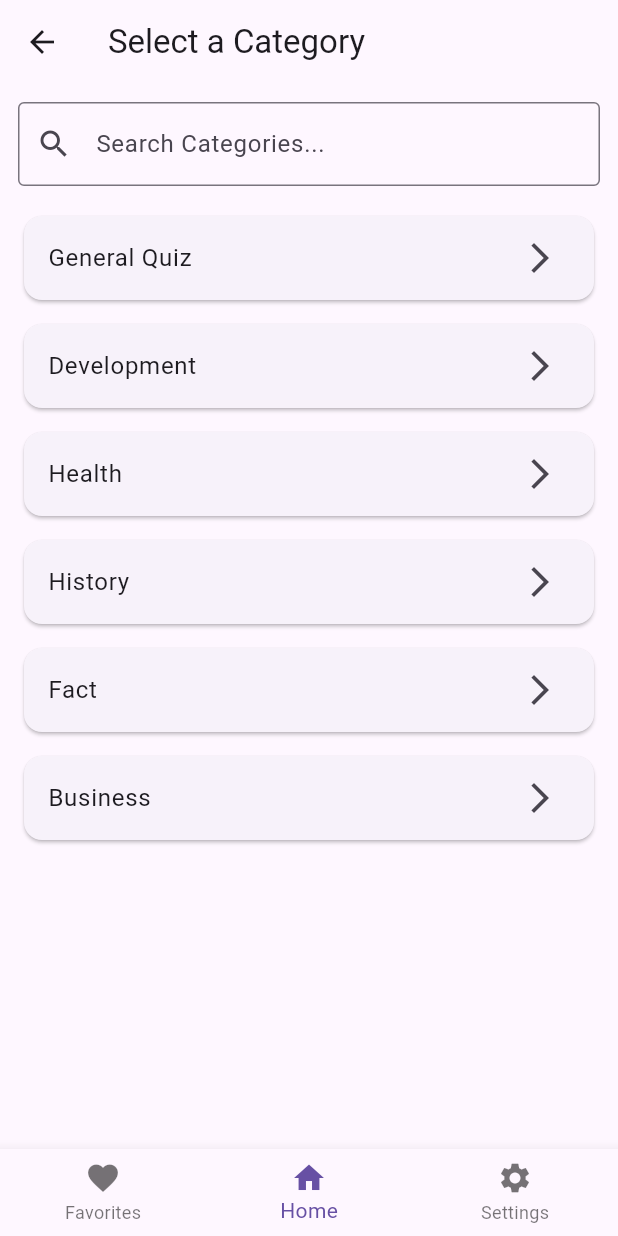
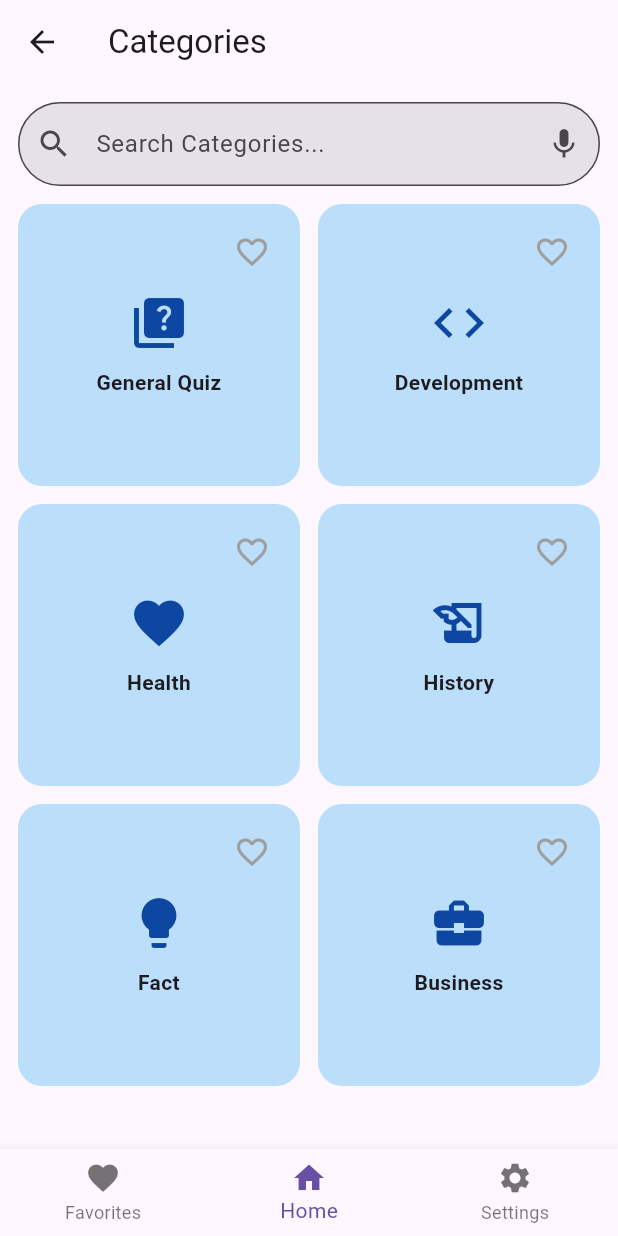
Before and after one commit to KALU56/flutter-practice, a Flutter app: the screen it shows after launch, after a tap on "Get Started", on a phone screen of 412 x 824 dp. Run offline on Flutter 3.47's test engine with Material 3 defaults, Android fonts, the phone set to English and light mode, and no system bars; our stand-ins replace audioplayers.

Commit message:
add favorite provider

```diff
--- a/quize_app/lib/main.dart
+++ b/quize_app/lib/main.dart
@@ -1,18 +1,30 @@
 import 'package:flutter/material.dart';
+import 'package:provider/provider.dart';
+import 'providers/favorites_provider.dart';
 import 'screens/welcome_screen.dart';
 
-void main() => runApp(const QuizApp());
+void main() {
+  runApp(
+    MultiProvider(
+      providers: [
+        ChangeNotifierProvider(create: (_) => FavoritesProvider()),
+      ],
+      child: const MyApp(),
+    ),
+  );
+}
 
-class QuizApp extends StatelessWidget {
-  const QuizApp({super.key});
+class MyApp extends StatelessWidget {
+  const MyApp({super.key});
 
   @override
   Widget build(BuildContext context) {
     return MaterialApp(
-      debugShowCheckedModeBanner: false,
-      title: 'Quiz App',
-      theme: ThemeData(primarySwatch: Colors.blue),
-      home: WelcomeScreen(),
+      title: 'Quiz Master',
+      theme: ThemeData(
+        primarySwatch: Colors.deepPurple,
+      ),
+      home: const WelcomeScreen(),
     );
   }
 }
--- /dev/null
+++ b/quize_app/lib/providers/favorites_provider.dart
@@ -0,0 +1,18 @@
+import 'package:flutter/foundation.dart';
+
+class FavoritesProvider extends ChangeNotifier {
+  final Set<String> _favorites = {};
+
+  Set<String> get favorites => _favorites;
+
+  void toggleFavorite(String title) {
+    if (_favorites.contains(title)) {
+      _favorites.remove(title);
+    } else {
+      _favorites.add(title);
+    }
+    notifyListeners(); // tells widgets to rebuild
+  }
+
+  bool isFavorite(String title) => _favorites.contains(title);
+}
--- a/quize_app/lib/screens/category_screen.dart
+++ b/quize_app/lib/screens/category_screen.dart
@@ -1,6 +1,8 @@
 import 'package:flutter/material.dart';
+import 'package:provider/provider.dart';
+import '../providers/favorites_provider.dart';
 import '../widgets/bottom_nav_bar.dart';
-import '../widgets/category_card.dart';
+import 'quiz_screen.dart';
 
 class CategoryScreen extends StatefulWidget {
   const CategoryScreen({super.key});
@@ -10,46 +12,131 @@ class CategoryScreen extends StatefulWidget {
 }
 
 class _CategoryScreenState extends State<CategoryScreen> {
-  final List<String> allCategories = [
-    'General Quiz',
-    'Development',
-    'Health',
-    'History',
-    'Fact',
-    'Business',
+  final List<Map<String, dynamic>> allCategories = const [
+    {'title': 'General Quiz', 'icon': Icons.quiz},
+    {'title': 'Development', 'icon': Icons.code},
+    {'title': 'Health', 'icon': Icons.favorite},
+    {'title': 'History', 'icon': Icons.history_edu},
+    {'title': 'Fact', 'icon': Icons.lightbulb},
+    {'title': 'Business', 'icon': Icons.business_center},
   ];
 
-  String searchText = "";
+  String searchText = '';
 
   @override
   Widget build(BuildContext context) {
+    final provider = Provider.of<FavoritesProvider>(context);
+
+    // 🔍 Filter categories by search text
     final filteredCategories = allCategories
-        .where((category) => category.toLowerCase().contains(searchText.toLowerCase()))
+        .where((category) =>
+            category['title'].toLowerCase().contains(searchText.toLowerCase()))
         .toList();
 
     return Scaffold(
-      appBar: AppBar(title: const Text('Select a Category')),
+      appBar: AppBar(title: const Text('Categories')),
       body: Column(
         children: [
+          // 🔍 Search Bar
           Padding(
             padding: const EdgeInsets.all(12),
             child: TextField(
-              decoration: const InputDecoration(
+              decoration: InputDecoration(
                 hintText: 'Search Categories...',
-                prefixIcon: Icon(Icons.search),
-                border: OutlineInputBorder(),
+                prefixIcon: const Icon(Icons.search),
+                suffixIcon: IconButton(
+                  icon: const Icon(Icons.mic),
+                  onPressed: () {
+                    ScaffoldMessenger.of(context).showSnackBar(
+                      const SnackBar(content: Text('Mic feature not implemented yet')),
+                    );
+                  },
+                ),
+                border: OutlineInputBorder(
+                  borderRadius: BorderRadius.circular(30),
+                ),
+                filled: true,
               ),
-              onChanged: (value) => setState(() {
-                searchText = value;
-              }),
+              onChanged: (value) {
+                setState(() {
+                  searchText = value;
+                });
+              },
             ),
           ),
+
+          // 📚 Category Grid
           Expanded(
-            child: ListView.builder(
-              itemCount: filteredCategories.length,
-              itemBuilder: (context, index) {
-                return CategoryCard(title: filteredCategories[index]);
-              },
+            child: Padding(
+              padding: const EdgeInsets.symmetric(horizontal: 12),
+              child: GridView.builder(
+                itemCount: filteredCategories.length,
+                gridDelegate: const SliverGridDelegateWithFixedCrossAxisCount(
+                  crossAxisCount: 2,
+                  childAspectRatio: 1,
+                  crossAxisSpacing: 12,
+                  mainAxisSpacing: 12,
+                ),
+                itemBuilder: (context, index) {
+                  final category = filteredCategories[index];
+                  final title = category['title'];
+                  final icon = category['icon'];
+                  final isFavorite = provider.isFavorite(title);
+
+                  return GestureDetector(
+                    onTap: () {
+                      Navigator.push(
+                        context,
+                        MaterialPageRoute(
+                          builder: (_) => QuizScreen(category: title),
+                        ),
+                      );
+                    },
+                    child: Container(
+                      decoration: BoxDecoration(
+                        borderRadius: BorderRadius.circular(16),
+                        color: Colors.blue[100],
+                      ),
+                      child: Stack(
+                        children: [
+                          // 📦 Icon & Title
+                          Center(
+                            child: Column(
+                              mainAxisAlignment: MainAxisAlignment.center,
+                              children: [
+                                Icon(icon, size: 40, color: Colors.blue[900]),
+                                const SizedBox(height: 10),
+                                Text(
+                                  title,
+                                  textAlign: TextAlign.center,
+                                  style: const TextStyle(
+                                    fontWeight: FontWeight.bold,
+                                  ),
+                                ),
+                              ],
+                            ),
+                          ),
+
+                          // ❤️ Favorite Icon
+                          Positioned(
+                            top: 8,
+                            right: 8,
+                            child: IconButton(
+                              icon: Icon(
+                                isFavorite ? Icons.favorite : Icons.favorite_border,
+                                color: isFavorite ? Colors.red : Colors.grey,
+                              ),
+                              onPressed: () {
+                                provider.toggleFavorite(title);
+                              },
+                            ),
+                          ),
+                        ],
+                      ),
+                    ),
+                  );
+                },
+              ),
             ),
           ),
         ],
--- a/quize_app/pubspec.yaml
+++ b/quize_app/pubspec.yaml
@@ -11,6 +11,7 @@ dependencies:
   flutter:
     sdk: flutter
   cupertino_icons: ^1.0.8
+  provider: ^6.1.1
 
 dev_dependencies:
   flutter_test:
```
Also changed, not shown: quize_app/lib/screens/favorites_screen.dart (+26 -3 lines), quize_app/lib/screens/quiz_screen.dart (+31 -9 lines), quize_app/lib/screens/welcome_screen.dart (+15 -4 lines), quize_app/pubspec.lock, 1 other file.
